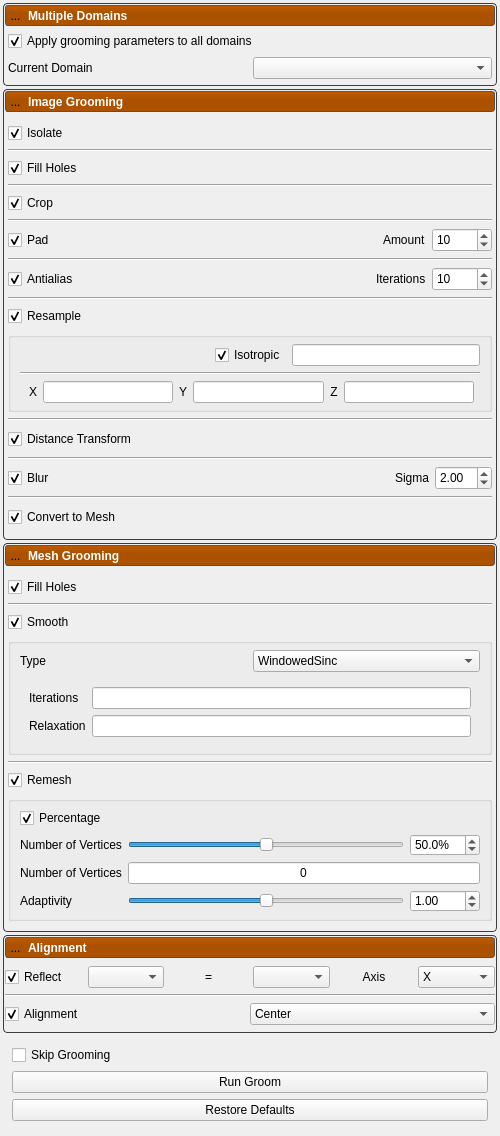
Qt form Studio/Groom/GroomTool.ui (SCIInstitute/ShapeWorks) before a commit.
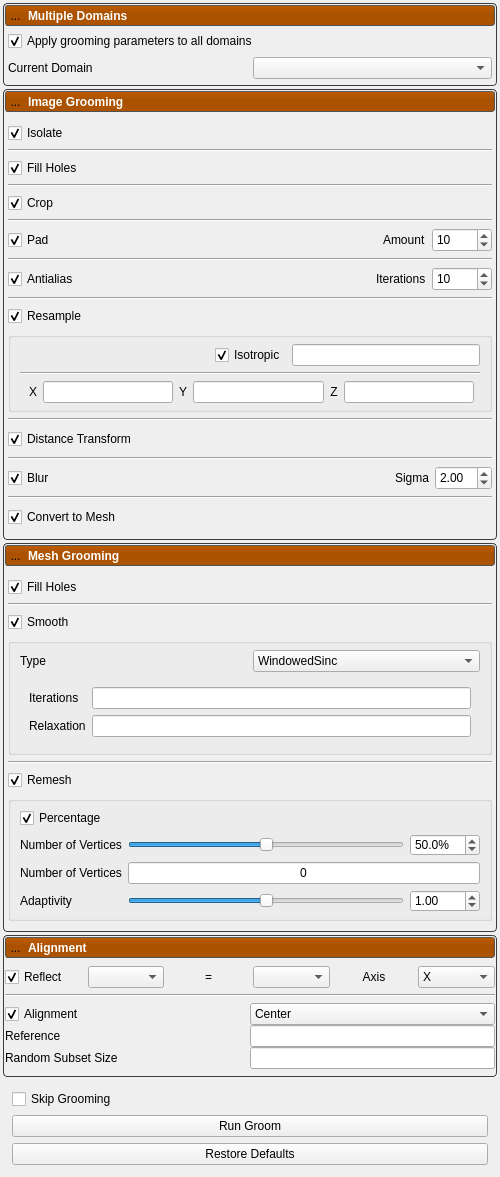
The same form after that commit. Icons and pictures are not drawn. Custom widgets are drawn as their Qt base class.

Commit message: Add alignment reference and subset size parameters and UI.

Diff of the .ui file:
```diff
--- a/Studio/Groom/GroomTool.ui
+++ b/Studio/Groom/GroomTool.ui
@@ -1934,6 +1934,19 @@
               </property>
              </widget>
             </item>
+            <item row="1" column="1">
+             <widget class="QLineEdit" name="alignment_reference">
+              <property name="sizePolicy">
+               <sizepolicy hsizetype="Minimum" vsizetype="Fixed">
+                <horstretch>0</horstretch>
+                <verstretch>0</verstretch>
+               </sizepolicy>
+              </property>
+              <property name="alignment">
+               <set>Qt::AlignCenter</set>
+              </property>
+             </widget>
+            </item>
             <item row="0" column="1">
              <widget class="QComboBox" name="alignment_box">
               <item>
@@ -1953,6 +1966,33 @@
               </item>
              </widget>
             </item>
+            <item row="1" column="0">
+             <widget class="QLabel" name="alignment_reference_label">
+              <property name="text">
+               <string>Reference</string>
+              </property>
+             </widget>
+            </item>
+            <item row="2" column="0">
+             <widget class="QLabel" name="alignment_subset_size_label">
+              <property name="text">
+               <string>Random Subset Size</string>
+              </property>
+             </widget>
+            </item>
+            <item row="2" column="1">
+             <widget class="QLineEdit" name="alignment_subset_size">
+              <property name="sizePolicy">
+               <sizepolicy hsizetype="Minimum" vsizetype="Fixed">
+                <horstretch>0</horstretch>
+                <verstretch>0</verstretch>
+               </sizepolicy>
+              </property>
+              <property name="alignment">
+               <set>Qt::AlignCenter</set>
+              </property>
+             </widget>
+            </item>
            </layout>
           </widget>
          </item>
```
The commit also changes 3 other files.
